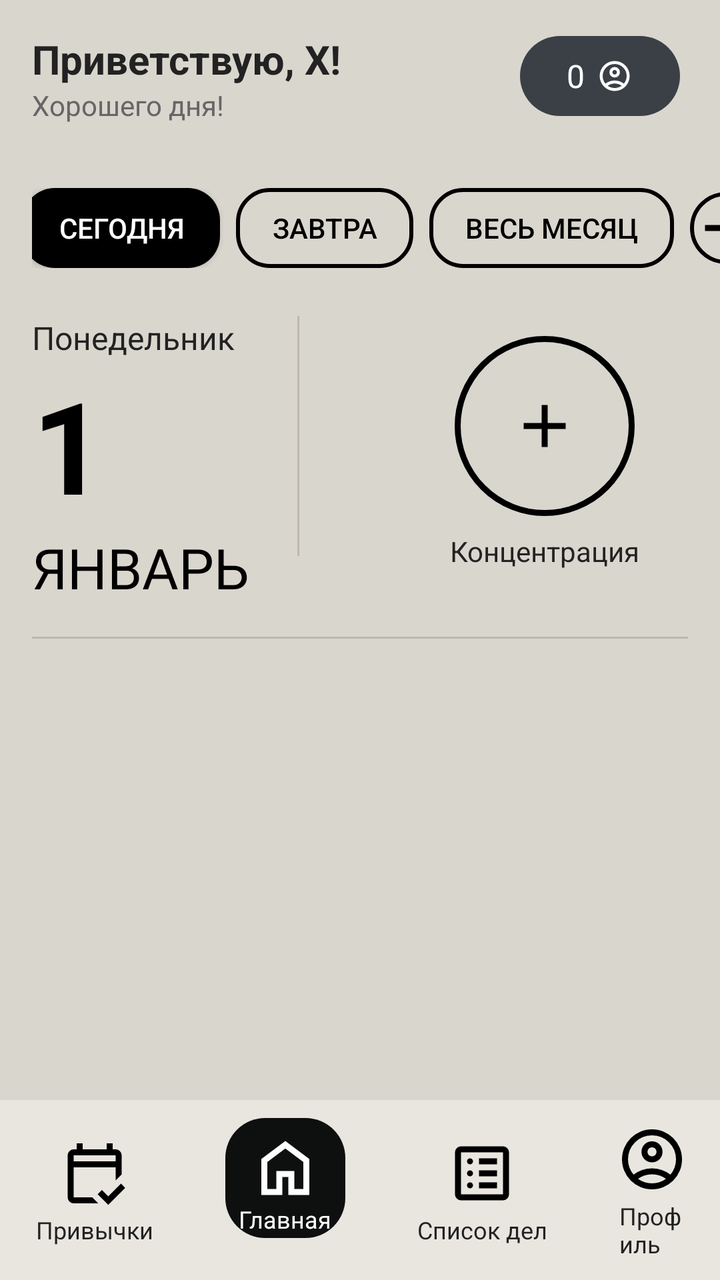
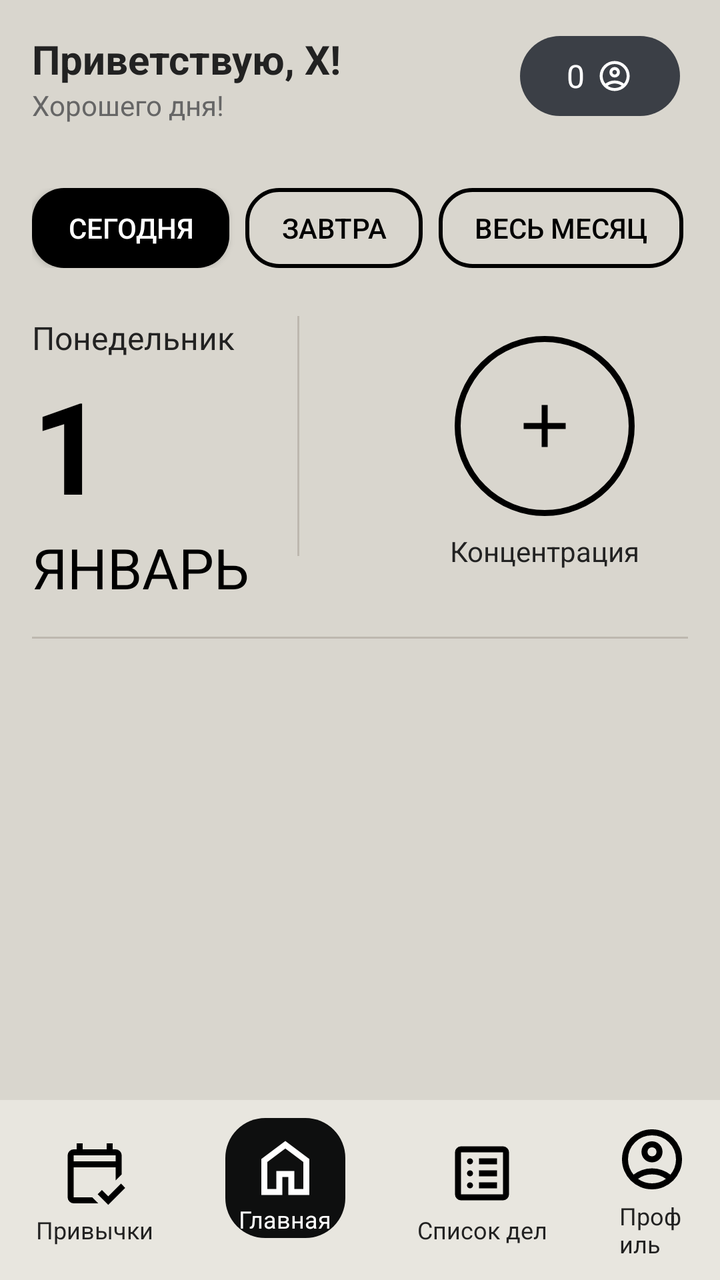

The first picture is an Android layout as it rendered before a commit; the second is the same layout after the commit. The layout source and the unified diff follow.
<!-- AndroidManifest.xml: application theme Theme.Concentration -->
<!-- res/layout/activity_main.xml -->
<?xml version="1.0" encoding="utf-8"?>
<androidx.constraintlayout.widget.ConstraintLayout
        xmlns:android="http://schemas.android.com/apk/res/android"
        xmlns:app="http://schemas.android.com/apk/res-auto"
        android:background="#D9D6CE"
        android:layout_width="match_parent"
        android:layout_height="match_parent">

    <LinearLayout
            android:id="@+id/topProfile"
            android:layout_width="80dp"
            android:layout_height="40dp"
            android:orientation="horizontal"
            android:gravity="center"
            android:layout_marginTop="18dp"
            android:layout_marginEnd="20dp"
            android:padding="6dp"
            android:background="@drawable/bg_profile_counter"
            app:layout_constraintTop_toTopOf="parent"
            app:layout_constraintEnd_toEndOf="parent">

        <TextView
                android:id="@+id/profileCount"
                android:text="0"
                android:textColor="#FFF"
                android:textSize="16sp"
                android:layout_marginEnd="6dp"
                android:layout_width="wrap_content"
                android:layout_height="wrap_content"/>

        <ImageView
                android:src="@drawable/ic_profile"
                app:tint="#FFF"
                android:layout_width="18dp"
                android:layout_height="18dp"/>

    </LinearLayout>

    <LinearLayout
            android:id="@+id/header"
            android:layout_width="wrap_content"
            android:layout_height="wrap_content"
            android:padding="16dp"
            android:orientation="vertical"
            app:layout_constraintTop_toTopOf="parent"
            app:layout_constraintStart_toStartOf="parent">

        <TextView
                android:id="@+id/greetings"
                android:text="Приветствую, X!"
                android:textSize="20sp"
                android:textStyle="bold"
                android:textColor="#222"
                android:layout_width="wrap_content"
                android:layout_height="wrap_content"/>

        <TextView
                android:text="Хорошего дня!"
                android:textSize="14sp"
                android:textColor="#666"
                android:layout_width="wrap_content"
                android:layout_height="wrap_content"/>

    </LinearLayout>

    <LinearLayout
            android:id="@+id/filterRow"
            android:layout_width="wrap_content"
            android:layout_height="40dp"
            android:orientation="horizontal"
            android:layout_marginTop="16dp"
            android:gravity="center"
            app:layout_constraintTop_toBottomOf="@id/header"
            app:layout_constraintStart_toStartOf="parent"
            android:layout_marginStart="16dp">

        <androidx.appcompat.widget.AppCompatButton
                android:id="@+id/filterToday"
                android:text="Сегодня"
                android:textColor="#FFF"
                android:background="@drawable/bg_filter_today"
                android:paddingStart="18dp"
                android:paddingEnd="18dp"
                android:layout_marginEnd="8dp"
                android:layout_height="40dp"
                android:layout_width="wrap_content"/>

        <androidx.appcompat.widget.AppCompatButton
                android:id="@+id/filterTomorrow"
                android:text="Завтра"
                android:textColor="#000"
                android:background="@drawable/bg_filter_outline"
                android:paddingStart="18dp"
                android:paddingEnd="18dp"
                android:layout_marginEnd="8dp"
                android:layout_height="40dp"
                android:layout_width="wrap_content"/>

        <androidx.appcompat.widget.AppCompatButton
                android:id="@+id/filterMonth"
                android:text="Весь месяц"
                android:textColor="#000"
                android:background="@drawable/bg_filter_outline"
                android:paddingStart="18dp"
                android:paddingEnd="18dp"
                android:layout_marginEnd="8dp"
                android:layout_height="40dp"
                android:layout_width="wrap_content"/>

        <ImageButton
                android:id="@+id/addButton"
                android:layout_width="36dp"
                android:layout_height="36dp"
                android:background="@drawable/bg_circle_outline_small"
                android:src="@drawable/ic_plus"
                app:tint="#000"
                android:scaleType="center"/>

    </LinearLayout>

    <LinearLayout
            android:id="@+id/dateBlock"
            android:orientation="horizontal"
            android:layout_marginStart="16dp"
            android:layout_marginTop="24dp"
            app:layout_constraintTop_toBottomOf="@id/filterRow"
            app:layout_constraintStart_toStartOf="parent"
            android:layout_width="wrap_content"
            android:layout_height="wrap_content">

        <LinearLayout
                android:orientation="vertical"
                android:layout_width="wrap_content"
                android:layout_height="wrap_content">

            <TextView
                    android:id="@+id/dayWeek"
                    android:text="Понедельник"
                    android:textSize="16sp"
                    android:textColor="#222"
                    android:layout_width="wrap_content"
                    android:layout_height="wrap_content"/>

            <TextView
                    android:id="@+id/dayMonth"
                    android:text="1"
                    android:textSize="64sp"
                    android:textStyle="bold"
                    android:textColor="#000"
                    android:layout_width="wrap_content"
                    android:layout_height="wrap_content"/>

            <TextView
                    android:id="@+id/month"
                    android:text="ЯНВАРЬ"
                    android:textSize="28sp"
                    android:textColor="#000"
                    android:layout_width="wrap_content"
                    android:layout_height="wrap_content"/>

        </LinearLayout>

    </LinearLayout>

    <View
            android:id="@+id/dividerVertical"
            android:layout_width="1dp"
            android:layout_height="120dp"
            android:background="#BDB8AF"
            app:layout_constraintStart_toEndOf="@id/dateBlock"
            app:layout_constraintTop_toTopOf="@id/dateBlock"
            android:layout_marginStart="24dp"/>

    <LinearLayout
            android:id="@+id/concentrationBlock"
            android:orientation="vertical"
            android:gravity="center"
            android:layout_marginEnd="40dp"
            app:layout_constraintEnd_toEndOf="parent"
            app:layout_constraintTop_toTopOf="@id/dateBlock"
            android:layout_width="wrap_content"
            android:layout_height="wrap_content">

        <ImageButton
                android:id="@+id/concentrationButton"
                android:layout_marginTop="10dp"
                android:layout_width="90dp"
                android:layout_height="90dp"
                android:background="@drawable/bg_circle_outline_big"
                android:src="@drawable/ic_plus"
                android:scaleType="center"
                android:backgroundTint="@null"
                app:tint="#000"/>
        <TextView
                android:text="Концентрация"
                android:textSize="14sp"
                android:textColor="#222"
                android:layout_marginTop="8dp"
                android:layout_width="wrap_content"
                android:layout_height="wrap_content"/>

    </LinearLayout>

    <View
            android:id="@+id/dividerBottom"
            android:layout_width="0dp"
            android:layout_height="1dp"
            android:background="#BDB8AF"
            app:layout_constraintTop_toBottomOf="@id/dateBlock"
            app:layout_constraintStart_toStartOf="parent"
            app:layout_constraintEnd_toEndOf="parent"
            android:layout_marginStart="16dp"
            android:layout_marginEnd="16dp"
            android:layout_marginTop="16dp"/>

    <LinearLayout
            android:id="@+id/bottomMenu"
            android:layout_width="match_parent"
            android:layout_height="90dp"
            android:gravity="center"
            android:orientation="horizontal"
            android:background="#E8E6DF"
            app:layout_constraintBottom_toBottomOf="parent">

        <LinearLayout
                android:orientation="vertical"
                android:gravity="center"
                android:layout_width="wrap_content"
                android:layout_height="wrap_content"
                android:layout_marginHorizontal="18dp">

            <ImageButton
                    android:id="@+id/calendar"
                    android:src="@drawable/ic_calendar"
                    android:background="?attr/selectableItemBackgroundBorderless"
                    app:tint="#000"
                    android:layout_width="40dp"
                    android:layout_height="40dp"/>

            <TextView
                    android:text="Привычки"
                    android:textColor="#222"
                    android:textSize="12sp"
                    android:layout_width="wrap_content"
                    android:layout_height="wrap_content"/>

        </LinearLayout>

        <LinearLayout
                android:orientation="vertical"
                android:gravity="center"
                android:layout_width="wrap_content"
                android:layout_height="wrap_content"
                android:layout_marginHorizontal="18dp"
                android:translationY="-6dp">

            <FrameLayout
                    android:layout_width="60dp"
                    android:layout_height="60dp">

                <View
                        android:layout_width="60dp"
                        android:layout_height="60dp"
                        android:background="@drawable/bg_home"/>

                <ImageButton
                        android:id="@+id/home"
                        android:src="@drawable/ic_home"
                        app:tint="#FFF"
                        android:background="@android:color/transparent"
                        android:layout_gravity="center"
                        android:layout_width="36dp"
                        android:layout_marginBottom="5dp"
                        android:layout_height="36dp"/>

            </FrameLayout>

            <TextView
                    android:text="Главная"
                    android:textColor="#FFF"
                    android:textSize="12sp"
                    android:layout_marginTop="-18dp"
                    android:layout_width="wrap_content"
                    android:layout_height="wrap_content"/>

        </LinearLayout>

        <LinearLayout
                android:orientation="vertical"
                android:gravity="center"
                android:layout_width="wrap_content"
                android:layout_height="wrap_content"
                android:layout_marginHorizontal="18dp">

            <ImageButton
                    android:id="@+id/list"
                    android:src="@drawable/ic_list"
                    android:background="?attr/selectableItemBackgroundBorderless"
                    app:tint="#000"
                    android:layout_width="40dp"
                    android:layout_height="40dp"/>

            <TextView
                    android:text="Список дел"
                    android:textColor="#222"
                    android:textSize="12sp"
                    android:layout_width="wrap_content"
                    android:layout_height="wrap_content"/>

        </LinearLayout>

        <LinearLayout
                android:orientation="vertical"
                android:gravity="center"
                android:layout_width="wrap_content"
                android:layout_height="wrap_content"
                android:layout_marginHorizontal="18dp">

            <ImageButton
                    android:id="@+id/profile"
                    android:src="@drawable/ic_profile"
                    android:background="?attr/selectableItemBackgroundBorderless"
                    app:tint="#000"
                    android:layout_width="40dp"
                    android:layout_height="40dp"/>

            <TextView
                    android:text="Профиль"
                    android:textColor="#222"
                    android:textSize="12sp"
                    android:layout_width="wrap_content"
                    android:layout_height="wrap_content"/>

        </LinearLayout>

    </LinearLayout>

    

</androidx.constraintlayout.widget.ConstraintLayout>
<!-- resources referenced by this layout -->
<resources>
  <!-- drawable bg_circle_outline_big (drawable) -->
  <shape xmlns:android="http://schemas.android.com/apk/res/android"
         android:shape="oval">
  
      <solid android:color="@android:color/transparent"/>
  
      <stroke
              android:width="3dp"
              android:color="#000"/>
  
  </shape>
  <!-- drawable bg_circle_outline_small (drawable) -->
  <shape xmlns:android="http://schemas.android.com/apk/res/android"
         android:shape="oval">
  
      <solid android:color="@android:color/transparent"/>
  
      <stroke
              android:width="2dp"
              android:color="#000"/>
  
  </shape>
  <!-- drawable bg_filter_outline (drawable) -->
  <shape xmlns:android="http://schemas.android.com/apk/res/android">
  
      <solid android:color="@android:color/transparent"/>
  
      <stroke
              android:width="2dp"
              android:color="#000"/>
  
      <corners android:radius="16dp"/>
  
  </shape>
  <!-- drawable bg_filter_today (drawable) -->
  <shape xmlns:android="http://schemas.android.com/apk/res/android">
  
      <solid android:color="#000"/>
  
      <corners android:radius="16dp"/>
  
  </shape>
  <!-- drawable bg_home (drawable) -->
  <shape xmlns:android="http://schemas.android.com/apk/res/android">
      <solid android:color="#0e0f0f"/>
      <corners android:radius="20dp"/>
  </shape>
  <!-- drawable bg_profile_counter (drawable) -->
  <shape xmlns:android="http://schemas.android.com/apk/res/android">
      <solid android:color="#3B3F46"/>
      <corners android:radius="170dp"/>
  </shape>
  <!-- drawable ic_home (drawable) -->
  <vector xmlns:android="http://schemas.android.com/apk/res/android"
          android:width="36dp"
          android:height="36dp"
          android:viewportWidth="960"
          android:viewportHeight="960"
          android:tint="?attr/colorControlNormal">
      <path
              android:fillColor="#222"
              android:pathData="M240,760L360,760L360,520L600,520L600,760L720,760L720,400L480,220L240,400L240,760ZM160,840L160,360L480,120L800,360L800,840L520,840L520,600L440,600L440,840L160,840ZM480,490L480,490L480,490L480,490L480,490L480,490L480,490L480,490L480,490Z"/>
  </vector>
  <!-- drawable ic_plus (drawable) -->
  <vector xmlns:android="http://schemas.android.com/apk/res/android"
          android:width="36dp"
          android:height="36dp"
          android:viewportWidth="960"
          android:viewportHeight="960"
          android:tint="?attr/colorControlNormal">
      <path
              android:fillColor="@android:color/white"
              android:pathData="M440,520L200,520L200,440L440,440L440,200L520,200L520,440L760,440L760,520L520,520L520,760L440,760L440,520Z"/>
  </vector>
  <style name="Theme.Concentration" parent="Theme.MaterialComponents.DayNight.NoActionBar">
  
          <item name="colorPrimary">@color/black</item>
          <item name="colorPrimaryVariant">@color/black</item>
          <item name="colorOnPrimary">@color/black</item>
  
          <item name="colorSecondary">@color/black</item>
          <item name="colorSecondaryVariant">@color/black</item>
          <item name="colorOnSecondary">@color/black</item>
  
          
          <item name="android:statusBarColor">#D9D6CE</item>
  
          
          <item name="android:windowLightStatusBar">true</item>
  
      </style>
  <color name="black">#FF000000</color>
  <!-- unchanged entries left out for length: 3 -->
</resources>

<!-- the commit's change to res/layout/activity_main.xml (unified diff, before → after) -->
@@ -106,15 +106,6 @@
                 android:layout_marginEnd="8dp"
                 android:layout_height="40dp"
                 android:layout_width="wrap_content"/>
-
-        <ImageButton
-                android:id="@+id/addButton"
-                android:layout_width="36dp"
-                android:layout_height="36dp"
-                android:background="@drawable/bg_circle_outline_small"
-                android:src="@drawable/ic_plus"
-                app:tint="#000"
-                android:scaleType="center"/>
 
     </LinearLayout>
 
<!-- resource entries referenced after the edit -->
@@ -8,17 +8,6 @@
   
       <stroke
               android:width="3dp"
-              android:color="#000"/>
-  
-  </shape>
-  <!-- drawable bg_circle_outline_small (drawable) -->
-  <shape xmlns:android="http://schemas.android.com/apk/res/android"
-         android:shape="oval">
-  
-      <solid android:color="@android:color/transparent"/>
-  
-      <stroke
-              android:width="2dp"
               android:color="#000"/>
   
   </shape>
